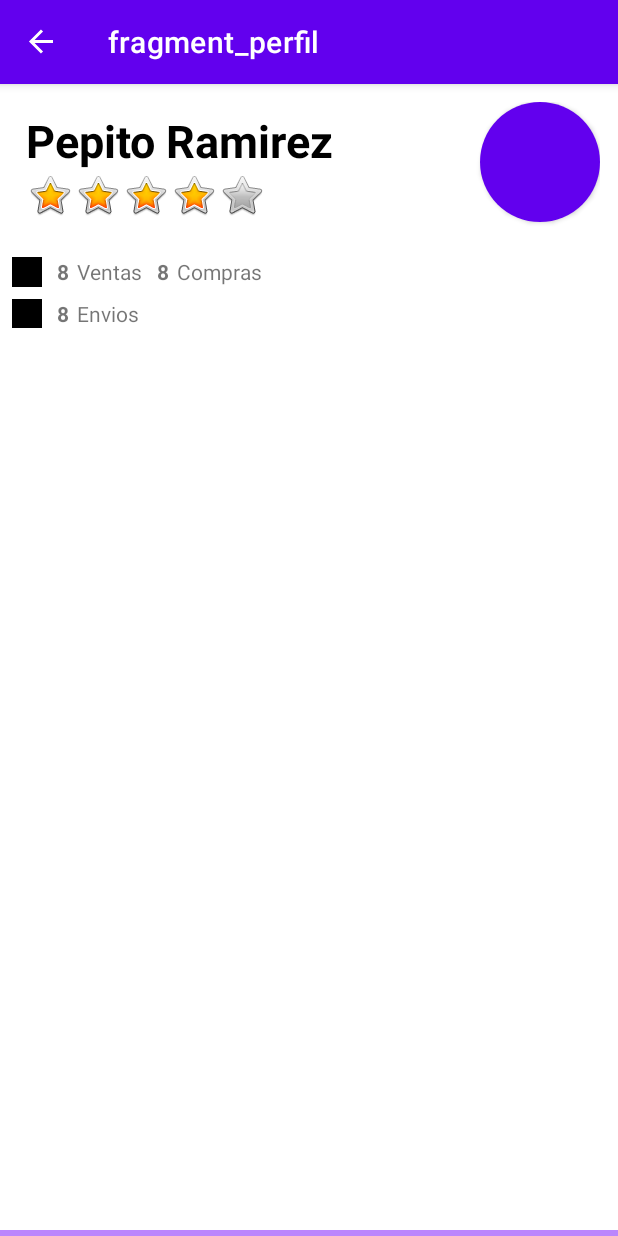
After one commit to danielvazquez89/AndroidActividadUD3A, an Android app: the PerfilFragment screen opened through its navigation route, on a phone screen of 412 x 824 dp. The commit adds this screen. Run offline under Robolectric (Android 15) with nearby library versions, the phone set to English and light mode, and no system bars; our stand-ins replace navigation-ui.

Commit message:
Comienzo pantalla detalle usuario

```diff
--- /dev/null
+++ b/app/src/main/java/com/example/actividad3a/PerfilFragment.kt
@@ -0,0 +1,17 @@
+package com.example.actividad3a
+
+import android.os.Bundle
+import androidx.fragment.app.Fragment
+import android.view.LayoutInflater
+import android.view.View
+import android.view.ViewGroup
+
+class PerfilFragment : Fragment() {
+    override fun onCreateView(
+        inflater: LayoutInflater, container: ViewGroup?,
+        savedInstanceState: Bundle?
+    ): View? {
+        // Inflate the layout for this fragment
+        return inflater.inflate(R.layout.fragment_perfil, container, false)
+    }
+}
--- /dev/null
+++ b/app/src/main/res/layout/fragment_perfil.xml
@@ -0,0 +1,165 @@
+<?xml version="1.0" encoding="utf-8"?>
+<LinearLayout xmlns:android="http://schemas.android.com/apk/res/android"
+    xmlns:app="http://schemas.android.com/apk/res-auto"
+    xmlns:tools="http://schemas.android.com/tools"
+    android:layout_width="match_parent"
+    android:layout_height="match_parent"
+    android:orientation="vertical"
+    tools:context=".PerfilFragment">
+
+    <androidx.constraintlayout.widget.ConstraintLayout
+        android:layout_width="match_parent"
+        android:layout_height="wrap_content"
+        android:orientation="horizontal"
+        android:padding="12dp">
+
+
+        <LinearLayout
+            android:layout_width="wrap_content"
+            android:layout_height="wrap_content"
+            android:orientation="vertical"
+            android:padding="5dp"
+            app:layout_constraintBaseline_toTopOf="parent"
+            app:layout_constraintStart_toStartOf="parent">
+
+            <TextView
+                android:layout_width="wrap_content"
+                android:layout_height="match_parent"
+                android:text="Pepito Ramirez"
+                android:textColor="@color/black"
+                android:textSize="30dp"
+                android:textStyle="bold" />
+
+            <LinearLayout
+                android:layout_width="wrap_content"
+                android:layout_height="wrap_content"
+                android:orientation="horizontal">
+                <!--Esto estará metido por un recycler view en un futuro-->
+                <ImageView
+                    android:layout_width="wrap_content"
+                    android:layout_height="wrap_content"
+                    android:src="@android:drawable/btn_star_big_on" />
+
+                <ImageView
+                    android:layout_width="wrap_content"
+                    android:layout_height="wrap_content"
+                    android:src="@android:drawable/btn_star_big_on" />
+
+                <ImageView
+                    android:layout_width="wrap_content"
+                    android:layout_height="wrap_content"
+                    android:src="@android:drawable/btn_star_big_on" />
+
+                <ImageView
+                    android:layout_width="wrap_content"
+                    android:layout_height="wrap_content"
+                    android:src="@android:drawable/btn_star_big_on" />
+
+                <ImageView
+                    android:layout_width="wrap_content"
+                    android:layout_height="wrap_content"
+                    android:src="@android:drawable/btn_star_big_off" />
+            </LinearLayout>
+
+        </LinearLayout>
+
+        <androidx.cardview.widget.CardView
+            android:layout_width="80dp"
+            android:layout_height="80dp"
+            app:cardCornerRadius="500dp"
+            app:layout_constraintBaseline_toTopOf="parent"
+            app:layout_constraintEnd_toEndOf="parent">
+
+            <ImageView
+                android:layout_width="match_parent"
+                android:layout_height="match_parent"
+                android:src="@color/purple_500" />
+        </androidx.cardview.widget.CardView>
+
+    </androidx.constraintlayout.widget.ConstraintLayout>
+
+    <androidx.constraintlayout.widget.ConstraintLayout
+        android:layout_width="match_parent"
+        android:layout_height="wrap_content">
+
+        <LinearLayout
+            android:padding="8dp"
+            android:layout_width="match_parent"
+            android:layout_height="match_parent"
+            android:orientation="vertical">
+
+            <LinearLayout
+                android:layout_width="match_parent"
+                android:layout_height="20dp"
+                android:orientation="horizontal"
+                app:layout_constraintStart_toStartOf="parent"
+                app:layout_constraintTop_toTopOf="parent">
+
+                <ImageView
+                    android:layout_width="20dp"
+                    android:layout_height="match_parent"
+                    android:src="@color/black" />
+
+                <TextView
+                    android:id="@+id/miNumeroVentasUsuario"
+                    android:layout_width="wrap_content"
+                    android:layout_height="match_parent"
+                    android:layout_marginLeft="10dp"
+                    android:text="8"
+                    android:textStyle="bold" />
+
+                <TextView
+                    android:layout_width="wrap_content"
+                    android:layout_height="match_parent"
+                    android:layout_marginLeft="5dp"
+                    android:text="Ventas" />
+
+                <TextView
+                    android:id="@+id/miNumeroComprasUsuario"
+                    android:layout_width="wrap_content"
+                    android:layout_height="match_parent"
+                    android:layout_marginLeft="10dp"
+                    android:text="8"
+                    android:textStyle="bold" />
+
+                <TextView
+                    android:layout_width="60dp"
+                    android:layout_height="match_parent"
+                    android:layout_marginLeft="5dp"
+                    android:text="Compras" />
+
+            </LinearLayout>
+
+            <LinearLayout
+                android:layout_width="match_parent"
+                android:layout_height="wrap_content"
+                android:orientation="horizontal"
+                android:paddingTop="8dp"
+                >
+
+                <ImageView
+                    android:layout_width="20dp"
+                    android:layout_height="match_parent"
+                    android:src="@color/black" />
+
+                <TextView
+                    android:id="@+id/miNumeroEnviosUsuario"
+                    android:layout_width="wrap_content"
+                    android:layout_height="match_parent"
+                    android:layout_marginLeft="10dp"
+                    android:text="8"
+                    android:textStyle="bold" />
+
+                <TextView
+                    android:layout_width="wrap_content"
+                    android:layout_height="match_parent"
+                    android:layout_marginLeft="5dp"
+                    android:text="Envios" />
+            </LinearLayout>
+
+        </LinearLayout>
+
+    </androidx.constraintlayout.widget.ConstraintLayout>
+
+
+</LinearLayout>
--- a/app/src/main/res/layout/fragment_tu.xml
+++ b/app/src/main/res/layout/fragment_tu.xml
@@ -34,8 +34,8 @@
                 android:layout_width="match_parent"
                 android:layout_height="match_parent"
                 android:text="Pepito Ramirez"
+                android:textColor="@color/black"
                 android:textSize="30dp"
-                android:textColor="@color/black"
                 android:textStyle="bold" />
 
             <LinearLayout
@@ -47,18 +47,22 @@
                     android:layout_width="wrap_content"
                     android:layout_height="wrap_content"
                     android:src="@android:drawable/btn_star_big_on" />
+
                 <ImageView
                     android:layout_width="wrap_content"
                     android:layout_height="wrap_content"
                     android:src="@android:drawable/btn_star_big_on" />
+
                 <ImageView
                     android:layout_width="wrap_content"
                     android:layout_height="wrap_content"
                     android:src="@android:drawable/btn_star_big_on" />
+
                 <ImageView
                     android:layout_width="wrap_content"
                     android:layout_height="wrap_content"
                     android:src="@android:drawable/btn_star_big_on" />
+
                 <ImageView
                     android:layout_width="wrap_content"
                     android:layout_height="wrap_content"
@@ -73,25 +77,22 @@
     <LinearLayout
         android:layout_width="match_parent"
         android:layout_height="match_parent"
+        android:background="@color/background"
         android:orientation="vertical"
-        android:background="@color/background"
-        android:paddingTop="50dp"
-        >
+        android:paddingTop="50dp">
 
         <TextView
             android:layout_width="match_parent"
             android:layout_height="wrap_content"
+            android:paddingLeft="10dp"
             android:text="Transacciones"
             android:textSize="20dp"
-            android:textStyle="bold"
-            android:paddingLeft="10dp"
-            />
+            android:textStyle="bold" />
 
         <LinearLayout
             android:layout_width="match_parent"
             android:layout_height="match_parent"
-            android:layout_marginTop="20dp"
-            >
+            android:layout_marginTop="20dp">
 
             <androidx.recyclerview.widget.RecyclerView
                 android:id="@+id/genreRecyclerView"
--- a/app/src/main/res/navigation/nav_graph.xml
+++ b/app/src/main/res/navigation/nav_graph.xml
@@ -56,10 +56,19 @@
         android:id="@+id/tuFragment"
         android:name="com.example.actividad3a.TuFragment"
         android:label="fragment_tu"
-        tools:layout="@layout/fragment_tu" />
+        tools:layout="@layout/fragment_tu" >
+        <action
+            android:id="@+id/action_tuFragment_to_perfilFragment"
+            app:destination="@id/perfilFragment" />
+    </fragment>
     <fragment
         android:id="@+id/uploadFragment"
         android:name="com.example.actividad3a.UploadFragment"
         android:label="fragment_upload"
         tools:layout="@layout/fragment_upload" />
+    <fragment
+        android:id="@+id/perfilFragment"
+        android:name="com.example.actividad3a.PerfilFragment"
+        android:label="fragment_perfil"
+        tools:layout="@layout/fragment_perfil" />
 </navigation>
```
